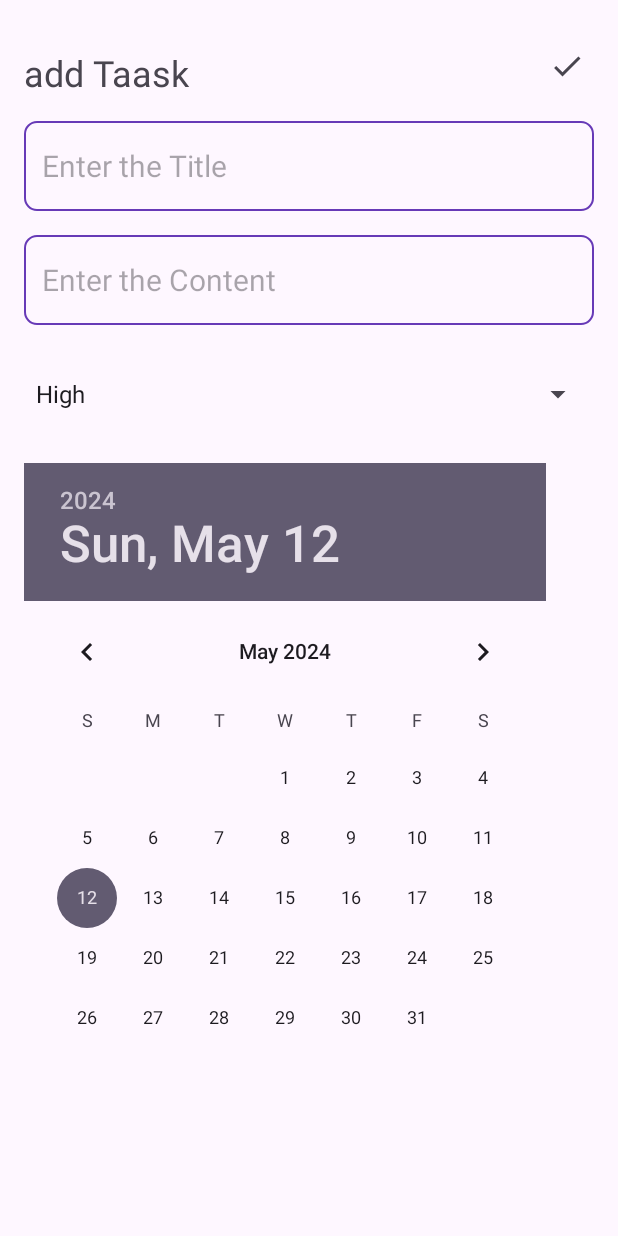
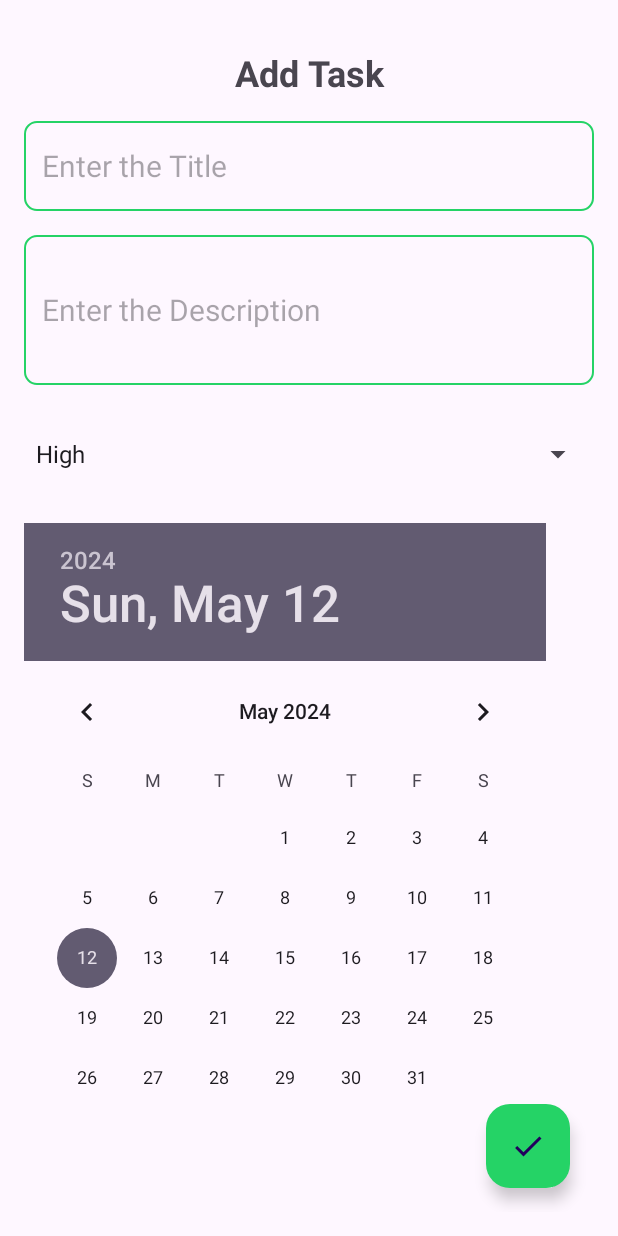
Before and after one commit to ChamodVaas/TaskManagmentApp, an Android app: the addTaskActivity screen opened directly, with no data from a screen before it, on a phone screen of 412 x 824 dp. Run offline under Robolectric (Android 15) with nearby library versions, the phone set to English and light mode, and no system bars.

Commit message:
styled frontend

```diff
--- a/app/src/main/res/layout/activity_add_task.xml
+++ b/app/src/main/res/layout/activity_add_task.xml
@@ -12,22 +12,14 @@
 
     <TextView
         android:id="@+id/addTask"
-        android:layout_width="wrap_content"
+        android:layout_width="match_parent"
         android:layout_height="wrap_content"
         android:layout_alignParentTop="true"
         android:layout_marginTop="16dp"
-        android:text = "add Taask"
-        android:textSize="24sp" />
-
-    <ImageView
-        android:id="@+id/saveButton"
-        android:layout_width="wrap_content"
-        android:layout_height="wrap_content"
-        android:src="@drawable/baseline_done_24"
-        android:layout_alignParentEnd="true"
-        android:layout_alignTop="@+id/addTask"
-        android:layout_marginEnd="6dp"
-        app:tint="?attr/colorControlNormal" />
+        android:text = "Add Task"
+        android:gravity="center"
+        android:textSize="24sp"
+        android:textStyle="bold"/>
 
     <EditText
         android:id="@+id/addTitle"
@@ -44,8 +36,8 @@
     <EditText
         android:id="@+id/addContent"
         android:layout_width="match_parent"
-        android:layout_height="60dp"
-        android:hint="Enter the Content"
+        android:layout_height="100dp"
+        android:hint="Enter the Description"
         android:padding="12dp"
         android:textSize="20sp"
         android:layout_below="@+id/addTitle"
@@ -67,4 +59,18 @@
         android:layout_below="@+id/addPriority"
         android:layout_marginTop="16dp"/>
 
+    <com.google.android.material.floatingactionbutton.FloatingActionButton
+        android:id="@+id/saveButton"
+        android:layout_width="wrap_content"
+        android:layout_height="wrap_content"
+        android:layout_alignParentBottom="true"
+        android:layout_alignParentEnd="true"
+        android:layout_marginBottom="16dp"
+        android:layout_marginEnd="16dp"
+        android:layout_marginStart="16dp"
+        android:layout_marginTop="16dp"
+        android:src="@drawable/baseline_done_24"
+        android:tint="@color/white"
+        android:backgroundTint="@color/purpule"/>
+
 </RelativeLayout>
--- a/app/src/main/res/values-night/themes.xml
+++ b/app/src/main/res/values-night/themes.xml
@@ -2,6 +2,8 @@
     <!-- Base application theme. -->
     <style name="Base.Theme.Lab4" parent="Theme.Material3.DayNight.NoActionBar">
         <!-- Customize your dark theme here. -->
-        <!-- <item name="colorPrimary">@color/my_dark_primary</item> -->
+        <item name="colorPrimary">@color/purpule</item>
+        <item name="colorPrimaryVariant">@color/purpule</item>
+        <item name="android:statusBarColor">@color/purpule</item>
     </style>
 </resources>
--- a/app/src/main/res/values/colors.xml
+++ b/app/src/main/res/values/colors.xml
@@ -2,5 +2,5 @@
 <resources>
     <color name="black">#FF000000</color>
     <color name="white">#FFFFFFFF</color>
-    <color name="purpule">#673AB7</color>
+    <color name="purpule">#25D366</color>
 </resources>
```
Also changed, not shown: app/src/main/res/layout/activity_update_task.xml (+20 -14 lines).
